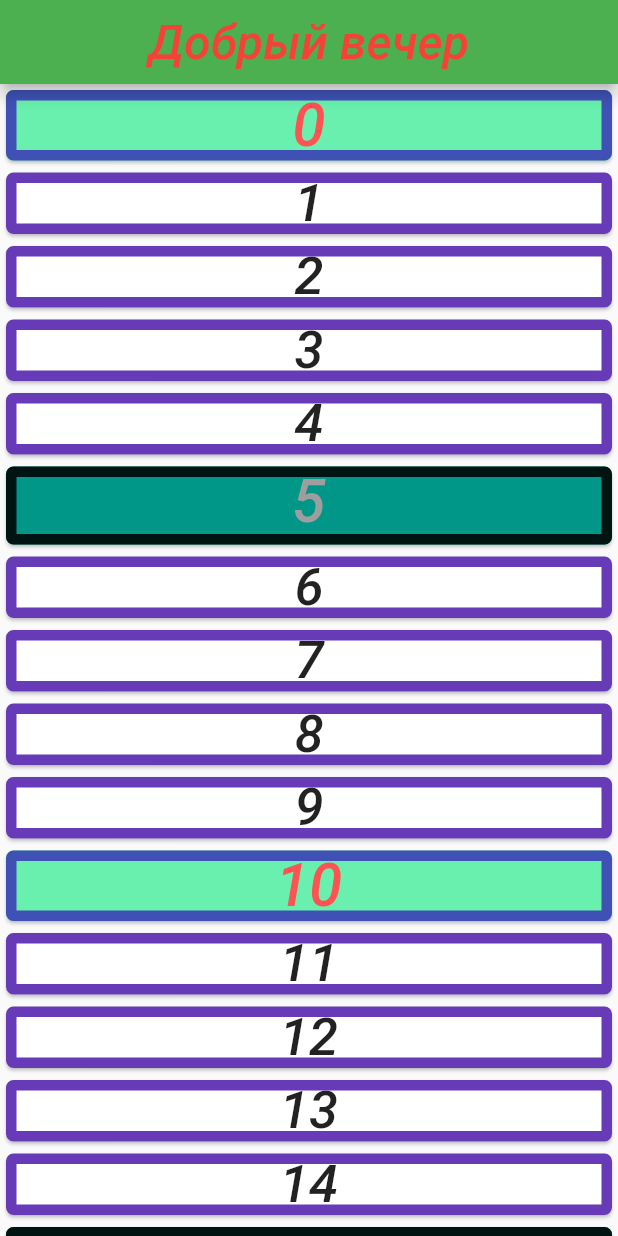
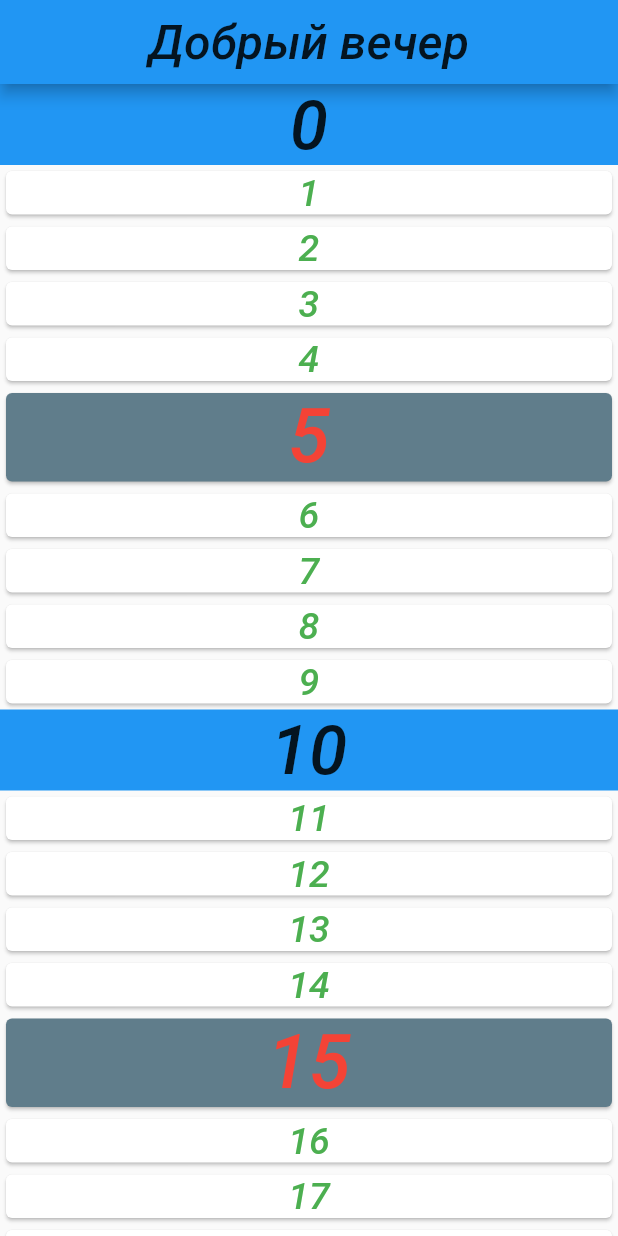
Before and after one commit to MoseevDmitry/LAB, a Flutter app: the screen it shows after launch, on a phone screen of 412 x 824 dp. Run offline on Flutter 3.47's test engine with Material 2 defaults, Android fonts, the phone set to English and light mode, and no system bars; Roboto replaces fonts that are missing (Doom).

Commit message:
Обновление

```diff
--- a/lib/main.dart
+++ b/lib/main.dart
@@ -14,16 +14,15 @@ class Myla extends StatelessWidget {
   @override
   Widget build(BuildContext context) {
     return MaterialApp(
-        debugShowCheckedModeBanner: false,
         home: Scaffold(
             appBar: AppBar(
               centerTitle: true,
-              backgroundColor: Colors.green,
               title: const Text(
                 "Добрый вечер",
-                style: TextStyle(fontSize: 32, fontFamily: 'Doom', color: Colors.red),
+                style: TextStyle(fontSize: 32, fontFamily: 'Doom', color: Colors.black87),
                 textAlign: TextAlign.center,
               ),
+
             ),
             body: MyBody()));
   }
@@ -55,67 +54,79 @@ class _MyBodyState extends State<MyBody> {
     return ListView.builder(itemBuilder: (context, index) {
       var item = items[index];
       if (item is MessageItem) {
-        return Card(
-          shape: RoundedRectangleBorder(
-              side: BorderSide( color: Colors.deepPurple, width: 7),
-              borderRadius: BorderRadius.all(Radius.circular(5))
-          ),
-          child: Text(
-            item.message,
-            style: TextStyle(fontSize: 35, fontFamily: 'Doom', color: Colors.black87),
-            textAlign: TextAlign.center,
-          ),
-        );
-      } else if (item is ColorItem) {
-        return SizedBox(width: 20,
-            height: 60, child:
-            Card(
-              shape: RoundedRectangleBorder(
-                  side: BorderSide( color: Colors.black87, width: 7),
-                  borderRadius: BorderRadius.all(Radius.circular(5))
-              ),
-              child: Text(
-                item.color,
-                style: TextStyle(color: Colors.grey, fontSize: 40),
-                textAlign: TextAlign.center,
-              ),
-              color: Colors.teal,
-            ));
-      } else
-      if (item is HeadItem)
-      {
-        return Card(
-          shape: RoundedRectangleBorder(
-              side: BorderSide( color: Colors.indigo, width: 7),
-              borderRadius: BorderRadius.all(Radius.circular(5))
-          ),
-          child: Text(
-            item.title,
-            style: TextStyle(fontSize: 40, color: Colors.redAccent),
-            textAlign: TextAlign.center,
-          ),
-          color: Colors.greenAccent,
-        );
+        return MessageContainer(item.message);
+      } else if (item is ColorItem){
+        return ColorContainer(item.color);
+      } else if (item is HeadItem) {
+        return HeadContainer(item.title);
       }
       return SizedBox();
     });
   }
 }
 
+
+class ColorContainer extends StatelessWidget{
+  @override
+  String color;
+  ColorContainer(this.color);
+  Widget build(BuildContext context) {
+    return Card(
+      child: Text(
+        color,
+        style: TextStyle(color: Colors.red, fontSize: 50, ),
+        textAlign: TextAlign.center,
+      ),
+      color: Colors.blueGrey,
+    );  }
+
+}
+
+
+class MessageContainer extends StatelessWidget{
+  @override
+  String message;
+  MessageContainer(this.message);
+  Widget build(BuildContext context) {
+    return Card(
+      child: Text(
+        message,
+        style: TextStyle(fontSize: 25, color: Colors.green),
+        textAlign: TextAlign.center,
+      ),
+    );
+  }
+
+}
+
+
+class HeadContainer extends StatelessWidget{
+  @override
+  String title;
+  HeadContainer(this.title);
+  Widget build(BuildContext context) {
+    return Container(
+      child: Text(title,
+        style: TextStyle(fontSize: 46, fontFamily: 'Doom'),
+        textAlign: TextAlign.center,
+      ),
+      color: Colors.blue,
+    );
+  }
+
+}
+
+
 class ListItem {}
 
 class HeadItem extends ListItem {
   String title;
-
   HeadItem(this.title);
 }
-
-class ColorItem extends ListItem {
+class ColorItem extends ListItem{
   String color;
-
   ColorItem(this.color);
 }
-
 class MessageItem extends ListItem {
   String message;
 
```
Also changed, not shown: lib/fd.dart (added, +77 -0 lines).
